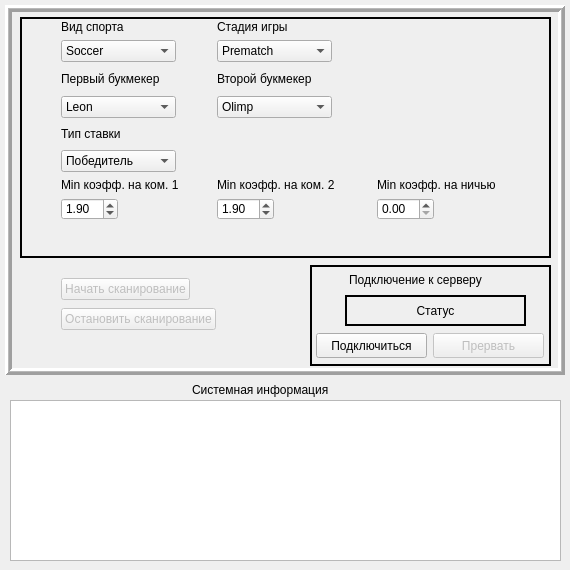
The window that Client UI/forms/client_app_template.ui (HiddenJang/Xperiment2) describes before a commit, drawn with Qt 5.
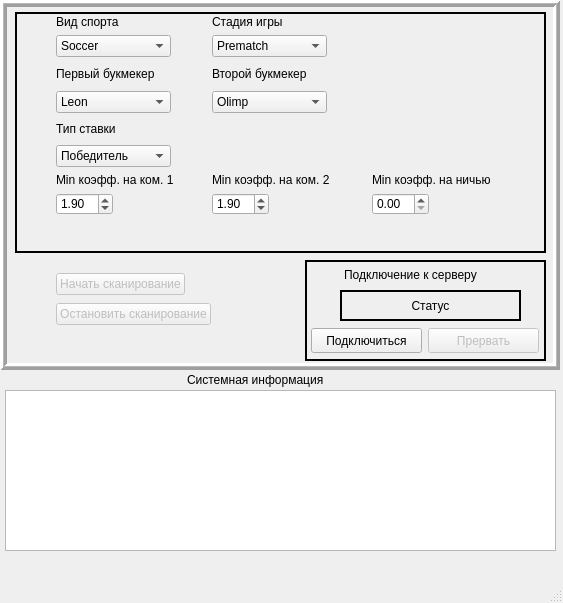
The same window after the commit.

Commit message: continue gui development

```diff
--- a/Client UI/forms/client_app_template.ui
+++ b/Client UI/forms/client_app_template.ui
@@ -1,13 +1,13 @@
 <?xml version="1.0" encoding="UTF-8"?>
 <ui version="4.0">
- <class>desktopClient</class>
- <widget class="QWidget" name="desktopClient">
+ <class>MainWindow_client</class>
+ <widget class="QMainWindow" name="MainWindow_client">
   <property name="geometry">
    <rect>
     <x>0</x>
     <y>0</y>
-    <width>570</width>
-    <height>570</height>
+    <width>563</width>
+    <height>603</height>
    </rect>
   </property>
   <property name="sizePolicy">
@@ -18,24 +18,25 @@
   </property>
   <property name="minimumSize">
    <size>
-    <width>570</width>
-    <height>570</height>
+    <width>563</width>
+    <height>603</height>
    </size>
   </property>
   <property name="maximumSize">
    <size>
-    <width>570</width>
-    <height>570</height>
+    <width>563</width>
+    <height>603</height>
    </size>
   </property>
   <property name="windowTitle">
    <string>Scanner client</string>
   </property>
+  <widget class="QWidget" name="desktopClient">
   <widget class="QFrame" name="frame">
    <property name="geometry">
     <rect>
-     <x>5</x>
-     <y>5</y>
+      <x>0</x>
+      <y>0</y>
      <width>560</width>
      <height>370</height>
     </rect>
@@ -485,7 +486,7 @@
      </item>
     </layout>
    </widget>
-   <widget class="QWidget" name="layoutWidget">
+    <widget class="QWidget" name="layoutWidget_2">
     <property name="geometry">
      <rect>
       <x>31</x>
@@ -675,8 +676,8 @@
   <widget class="QListWidget" name="listWidget_diagnostics">
    <property name="geometry">
     <rect>
-     <x>10</x>
-     <y>400</y>
+      <x>5</x>
+      <y>390</y>
      <width>551</width>
      <height>161</height>
     </rect>
@@ -685,8 +686,8 @@
   <widget class="QLabel" name="label_systemInfo">
    <property name="geometry">
     <rect>
-     <x>192</x>
-     <y>380</y>
+      <x>187</x>
+      <y>370</y>
      <width>171</width>
      <height>20</height>
     </rect>
@@ -695,6 +696,18 @@
     <string>Системная информация</string>
    </property>
   </widget>
+  </widget>
+  <widget class="QMenuBar" name="menubar">
+   <property name="geometry">
+    <rect>
+     <x>0</x>
+     <y>0</y>
+     <width>563</width>
+     <height>22</height>
+    </rect>
+   </property>
+  </widget>
+  <widget class="QStatusBar" name="statusbar"/>
  </widget>
  <resources/>
  <connections/>
```
Left out of the diff: 5 changed lines with no effect on the pictures. Lines whose indentation alone changed are shown as unchanged. The commit also changes 5 other files.
